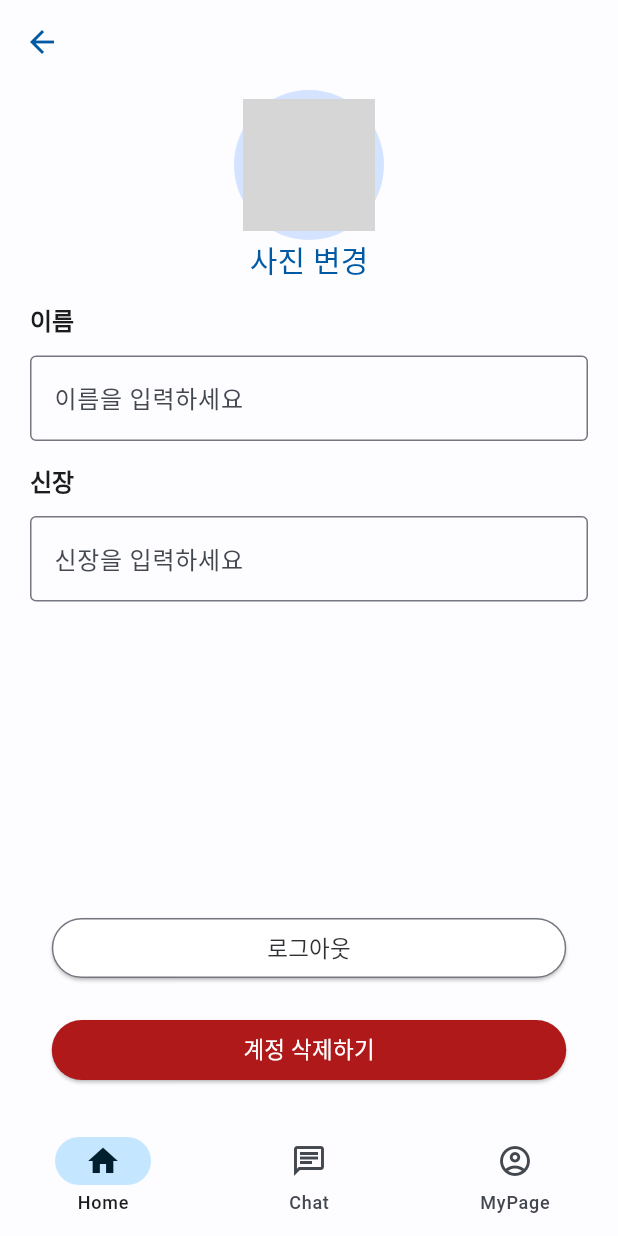
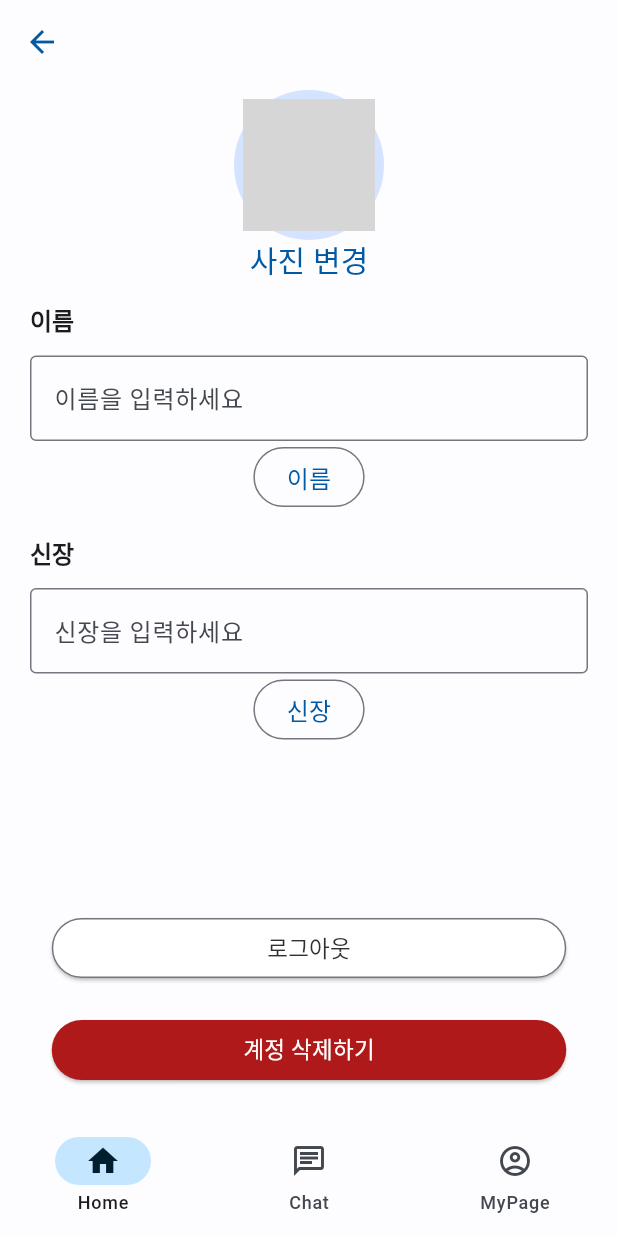
Before and after one commit to sam2244/FitweenV0, a Flutter app: the SettingPage screen opened by its route, on a phone screen of 412 x 824 dp. Run offline on Flutter 3.47's test engine with Material 2 defaults, Android fonts, the phone set to English and light mode, and no system bars; our stand-ins replace carousel_slider, cloud_firestore, dots_indicator, firebase_auth, firebase_core, firebase_storage and 9 more; missing offline and left inert: flutter_shake_animated; accounts and stored records are empty; network calls fail; Roboto replaces fonts that are missing (Noto_Sans_KR); grey boxes are pictures that could not be loaded.

Commit message:
edit name and height page update

```diff
--- a/lib/presenter/page/my/setting.dart
+++ b/lib/presenter/page/my/setting.dart
@@ -115,6 +115,14 @@ class SettingPresenter extends GetxController {
     Get.offAllNamed('/my');
   }
 
+  void editNamePressed() {
+    Get.toNamed('/editName');
+  }
+
+  void editHeightPressed() {
+    Get.toNamed('/editHeight');
+  }
+
   static void logoutPressed() {
     LoginPresenter.fitweenGoogleLogout();
     Get.offAllNamed('/login');
--- a/lib/view/page/setting/setting.dart
+++ b/lib/view/page/setting/setting.dart
@@ -1,4 +1,4 @@
-import 'package:fitween1/presenter/page/my/my.dart';
+import 'package:fitween1/presenter/page/my/setting.dart';
 import 'package:fitween1/view/page/setting/widget.dart';
 import 'package:fitween1/view/widget/container.dart';
 import 'package:flutter/material.dart';
@@ -10,7 +10,7 @@ class SettingPage extends StatelessWidget {
 
   @override
   Widget build(BuildContext context) {
-    return GetBuilder<MyPresenter>(
+    return GetBuilder<SettingPresenter>(
       builder: (controller) {
         return Scaffold(
           backgroundColor: Theme.of(context).colorScheme.surface,
@@ -20,7 +20,9 @@ class SettingPage extends StatelessWidget {
               children: const [
                 MyProfileImageButton(),
                 NameTextField(),
+                NameEditButton(),
                 HeightTextField(),
+                HeightEditButton(),
                 Expanded(child: SizedBox()),
                 LogOutButton(),
                 DeleteUserButton(),
--- a/lib/view/page/setting/widget.dart
+++ b/lib/view/page/setting/widget.dart
@@ -56,6 +56,38 @@ class MyProfileImageButton extends StatelessWidget {
                 style: Theme.of(context).textTheme.labelLarge,
               ),
             ],
+          );
+        }
+    );
+  }
+}
+
+class NameEditButton extends StatelessWidget {
+  const NameEditButton({Key? key}) : super(key: key);
+
+  @override
+  Widget build(BuildContext context) {
+    return GetBuilder<SettingPresenter>(
+        builder: (controller) {
+          return OutlinedButton(
+            onPressed: controller.editNamePressed,
+            child: const Text('이름'),
+          );
+        }
+    );
+  }
+}
+
+class HeightEditButton extends StatelessWidget {
+  const HeightEditButton({Key? key}) : super(key: key);
+
+  @override
+  Widget build(BuildContext context) {
+    return GetBuilder<SettingPresenter>(
+        builder: (controller) {
+          return OutlinedButton(
+            onPressed: controller.editHeightPressed,
+            child: const Text('신장'),
           );
         }
     );
```
